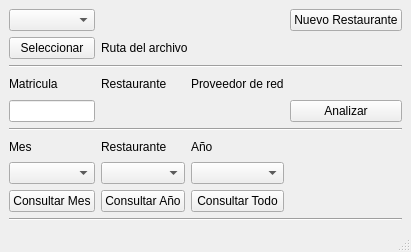
JhoanCarvajal/pdf, file plantillas/principal.ui: the form before one commit.
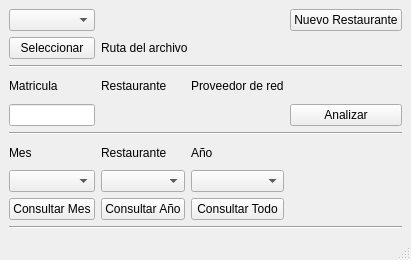
The form after the commit.

Commit message: cree el boton para elegir el pdf a cargar tambien puse algunos comentarios en el status bar

```diff
--- a/plantillas/principal.ui
+++ b/plantillas/principal.ui
@@ -7,7 +7,7 @@
     <x>0</x>
     <y>0</y>
     <width>376</width>
-    <height>252</height>
+    <height>260</height>
    </rect>
   </property>
   <property name="windowTitle">
```
Left out of the diff: 2 changed lines with no effect on the pictures. The commit also changes 6 other files.
